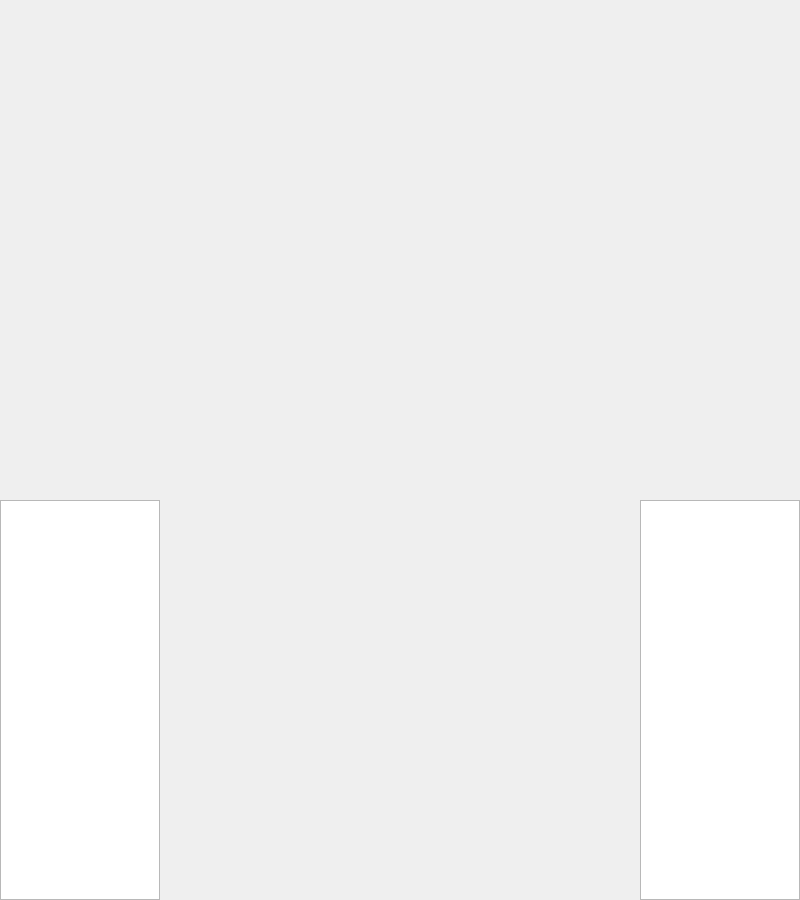
The window that biggamewindow.ui (fhfuih/COMP2012H-Project) describes before a commit, drawn with Qt 5.
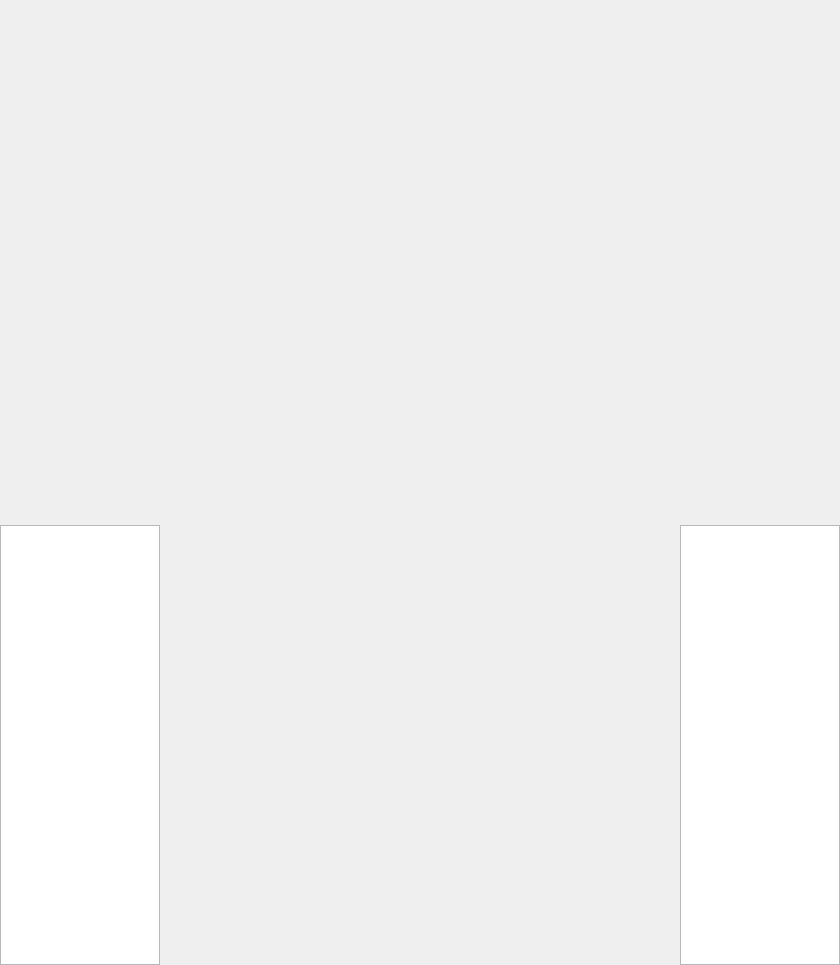
The same window after the commit. Icons and pictures are not drawn.

What changed in the file:
```diff
--- a/biggamewindow.ui
+++ b/biggamewindow.ui
@@ -6,8 +6,8 @@
    <rect>
     <x>0</x>
     <y>0</y>
-    <width>800</width>
-    <height>900</height>
+    <width>840</width>
+    <height>965</height>
    </rect>
   </property>
   <property name="windowTitle">
@@ -17,9 +17,9 @@
    <property name="geometry">
     <rect>
      <x>0</x>
-     <y>500</y>
+     <y>525</y>
      <width>160</width>
-     <height>400</height>
+     <height>440</height>
     </rect>
    </property>
    <property name="styleSheet">
@@ -30,10 +30,10 @@
   <widget class="QListView" name="listView_2">
    <property name="geometry">
     <rect>
-     <x>640</x>
-     <y>500</y>
+     <x>680</x>
+     <y>525</y>
      <width>160</width>
-     <height>400</height>
+     <height>440</height>
     </rect>
    </property>
    <property name="styleSheet">
@@ -41,6 +41,26 @@
 border-image: url(:/resource/Border pattern3.png);</string>
    </property>
   </widget>
+  <widget class="QLabel" name="label">
+   <property name="geometry">
+    <rect>
+     <x>103</x>
+     <y>490</y>
+     <width>610</width>
+     <height>525</height>
+    </rect>
+   </property>
+   <property name="styleSheet">
+    <string notr="true">border-image: url(:/resource/OrbBorder.png);
+background-image: url(:/resource/blackSquare.jpg);</string>
+   </property>
+   <property name="text">
+    <string>TextLabel</string>
+   </property>
+  </widget>
+  <zorder>label</zorder>
+  <zorder>listView</zorder>
+  <zorder>listView_2</zorder>
  </widget>
  <resources/>
  <connections/>
```
